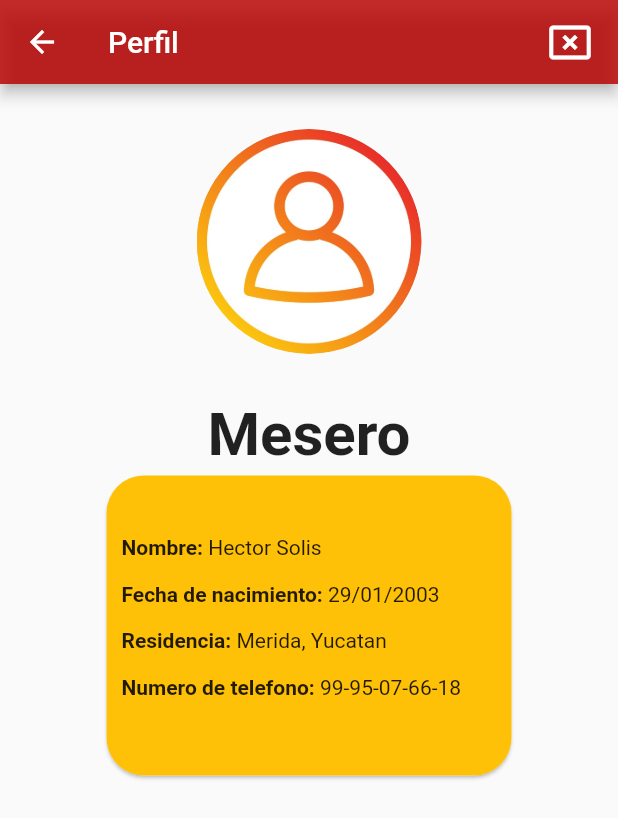
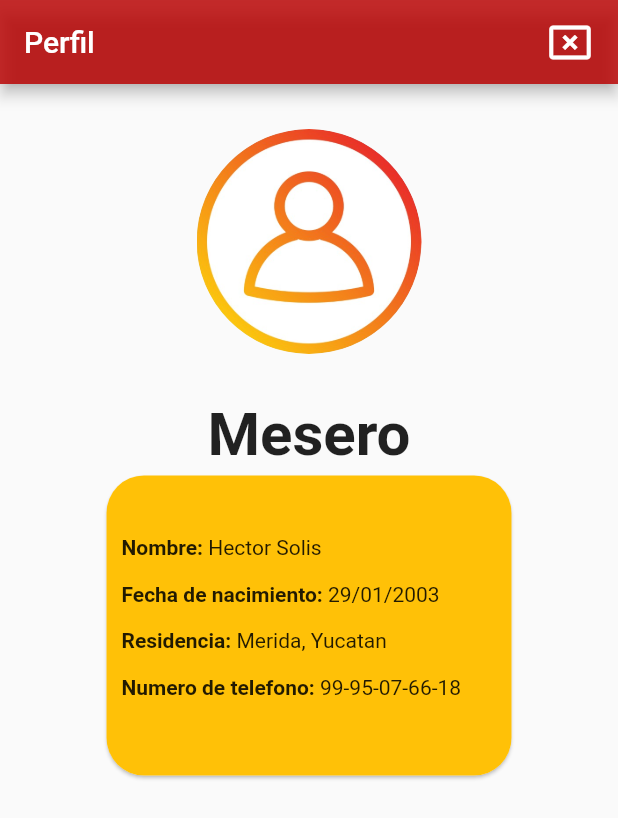
Before and after one commit to hecsolmay/BetterFood-app-mesero, a Flutter app: the ProfileScreen screen opened by its route, on a phone screen of 412 x 824 dp. Shown: the top 818 px of the screen. Run offline on Flutter 3.47's test engine with Material 2 defaults, Android fonts, the phone set to English and light mode, and no system bars; our stand-ins replace logger; missing offline and left inert: qrscan; network calls fail.

Commit message:
modificando navegacion

```diff
--- a/lib/main.dart
+++ b/lib/main.dart
@@ -1,4 +1,3 @@
-
 import 'package:app_waiter/pages/home_screen.dart';
 import 'package:app_waiter/pages/notificaciones.dart';
 import 'package:app_waiter/pages/orden.dart';
@@ -17,13 +16,6 @@ class MyApp extends StatefulWidget {
 }
 
 class _MyAppState extends State<MyApp> {
-  int _currentIndex = 0;
-
-  final List<Widget> _screens = [
-    OrderScreen(),
-    Notifications_Screen(),
-    ProfileScreen(),
-  ];
   @override
   Widget build(BuildContext context) {
     return MultiProvider(
@@ -31,22 +23,25 @@ class _MyAppState extends State<MyApp> {
         ChangeNotifierProvider(create: (_) => WaiterProvider()),
       ],
       child: MaterialApp(
+        title: 'Material App',
         debugShowCheckedModeBanner: false,
-        title: 'Material App',
         theme: ThemeData(
-            colorScheme: ColorScheme.fromSwatch(primarySwatch: Colors.red)),
-        initialRoute: '/home',
+          colorScheme: ColorScheme.fromSwatch(primarySwatch: Colors.red),
+          appBarTheme: const AppBarTheme(
+            backgroundColor: Color.fromRGBO(185, 0, 0, 0.826),
+          ),
+        ),
+
+        initialRoute: '/home', // Ruta inicial
         routes: {
           // '/login': (context) => const Login(),
           // '/loginmesero': (context) => const LoginMesero(),
           '/home': (context) => const HomeScreen(),
           '/order': (context) => const OrderScreen(),
-          '/notifications': (context) => const Notifications_Screen(),
+          '/notifications': (context) => const NotificationsScreen(),
           '/profile': (context) => const ProfileScreen(),
-
-
-
         },
+        home: const HomeScreen(),
       ),
     );
   }
--- a/lib/pages/perfil.dart
+++ b/lib/pages/perfil.dart
@@ -1,6 +1,4 @@
 import 'package:app_waiter/pages/login.dart';
-import 'package:app_waiter/pages/notificaciones.dart';
-import 'package:app_waiter/pages/orden.dart';
 import 'package:flutter/material.dart';
 
 class ProfileScreen extends StatefulWidget {
@@ -11,14 +9,12 @@ class ProfileScreen extends StatefulWidget {
 }
 
 class _ProfileScreenState extends State<ProfileScreen> {
-  int _selectedIndex = 0;
   @override
   Widget build(BuildContext context) {
     return Scaffold(
       appBar: AppBar(
         title: const Text('Perfil'),
-        backgroundColor: const Color.fromRGBO(185, 0, 0, 0.826),
-
+        automaticallyImplyLeading: false,
         actions: [
           Padding(
             padding: const EdgeInsets.symmetric(horizontal: 8.0),
@@ -53,10 +49,12 @@ class _ProfileScreenState extends State<ProfileScreen> {
                   width: 150,
                   height: 150,
                   decoration: const BoxDecoration(
-                      shape: BoxShape.circle,
-                      // color: Colors.red,
-                      image: DecorationImage(
-                          image: AssetImage('assets/images/user.jpg'))),
+                    shape: BoxShape.circle,
+                    // color: Colors.red,
+                    image: DecorationImage(
+                      image: AssetImage('assets/images/user.jpg'),
+                    ),
+                  ),
                 ),
               ),
               const SizedBox(
@@ -67,10 +65,7 @@ class _ProfileScreenState extends State<ProfileScreen> {
                 children: const [
                   Text(
                     'Mesero',
-                    style: TextStyle(
-                      fontWeight: FontWeight.bold,
-                      fontSize: 40
-                    ),
+                    style: TextStyle(fontWeight: FontWeight.bold, fontSize: 40),
                   )
                 ],
               ),
@@ -106,9 +101,7 @@ class _ProfileScreenState extends State<ProfileScreen> {
                               )
                             ],
                           ),
-                          SizedBox(
-                            height: 15,
-                          ),
+                          const SizedBox(height: 15),
                           Row(
                             children: const [
                               Text(
@@ -121,9 +114,7 @@ class _ProfileScreenState extends State<ProfileScreen> {
                               )
                             ],
                           ),
-                          SizedBox(
-                            height: 15,
-                          ),
+                          const SizedBox(height: 15),
                           Row(
                             children: const [
                               Text(
@@ -136,9 +127,7 @@ class _ProfileScreenState extends State<ProfileScreen> {
                               )
                             ],
                           ),
-                          SizedBox(
-                            height: 15,
-                          ),
+                          const SizedBox(height: 15),
                           Row(
                             children: const [
                               Text(
@@ -163,8 +152,6 @@ class _ProfileScreenState extends State<ProfileScreen> {
       ),
     );
   }
-
-
 }
 
 Future<bool?> _showLogoutDialog(BuildContext context) async {
--- a/lib/providers/mesero_provider.dart
+++ b/lib/providers/mesero_provider.dart
@@ -3,22 +3,22 @@ import 'package:flutter/material.dart';
 import 'dart:convert';
 import 'package:flutter/foundation.dart';
 import 'package:http/http.dart' as http;
+import 'package:logger/logger.dart';
 import '../globals/globals.dart';
 
 class WaiterProvider extends ChangeNotifier {
-
+  final logger = Logger();
   bool _found = false;
   bool get found => _found;
-  WaiterResponseDto? _waiter = null;
+  WaiterResponseDto? _waiter;
 
   WaiterResponseDto? get waiter => _waiter;
 
   Future<void> getByIdWaiter(String id) async {
     try {
-
       final url = "${Globals.apiURL}/api/m/waiter/$id";
       final response = await http.get(Uri.parse(url));
-      print(response.body);
+      logger.d(response.body);
 
       if (response.statusCode == 200) {
         final json = jsonDecode(response.body);
@@ -26,11 +26,10 @@ class WaiterProvider extends ChangeNotifier {
         _found = true;
         notifyListeners();
       } else {
-
         throw Exception('Failed to load waiter');
       }
     } catch (e) {
-      print(e);
+      logger.d(e);
     }
   }
 }
```
Also changed, not shown: lib/dtos/mesero_response.dart (+8 -5 lines), lib/pages/details.dart (+7 -56 lines), lib/pages/home_screen.dart (+14 -22 lines), lib/pages/login_waiter.dart (+11 -8 lines), lib/pages/notificaciones.dart (+14 -15 lines), lib/pages/orden.dart (+3 -8 lines), lib/pages/payment_screen.dart (+4 -4 lines).
